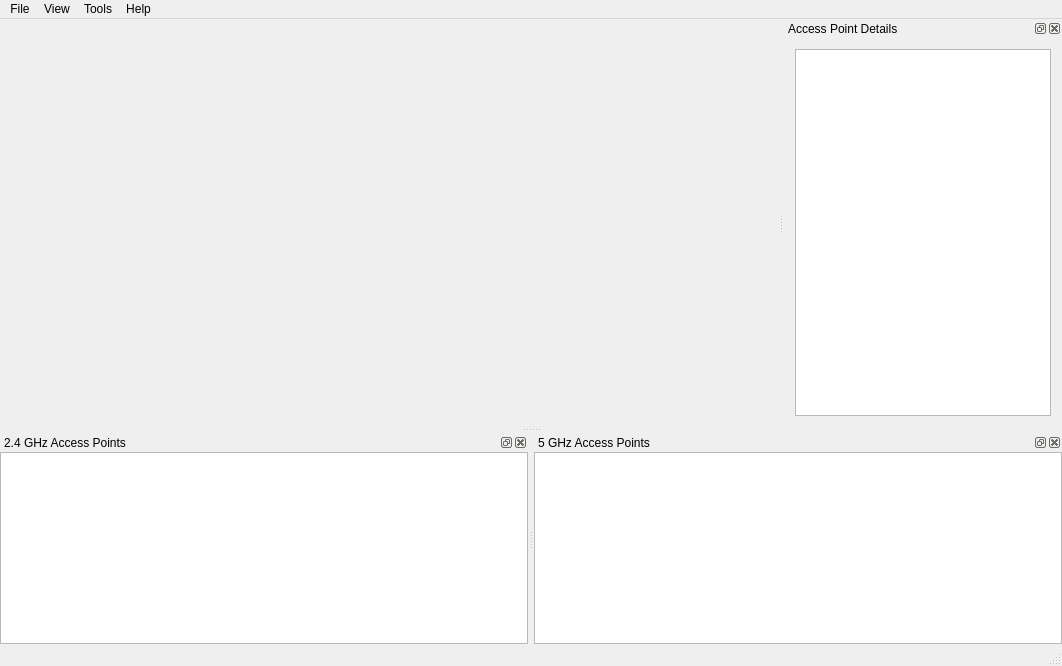
Before: the Qt Designer form kawaii-fi/src/ui/mainwindow.ui in zatchl/kawaii-fi, drawn with Qt 5.
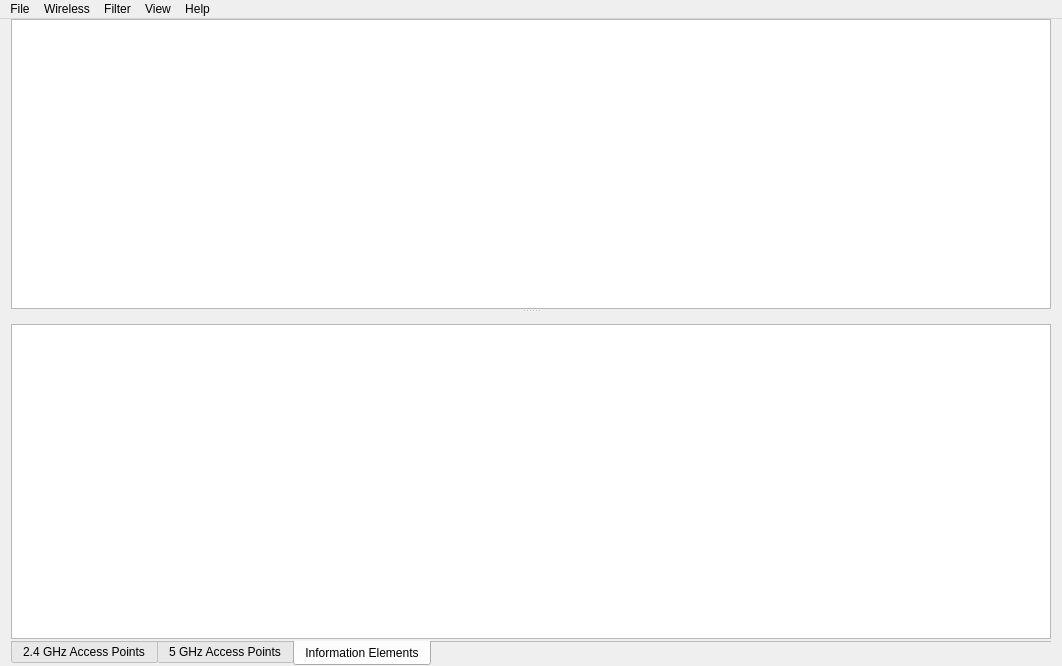
After: the same form once the commit is applied. The open tabs and pages were chosen to show the change. Custom widgets are drawn as their Qt base class.

Commit message: Place charts and tree view in a QTabWidget

The edit to the form file:
```diff
--- a/kawaii-fi/src/ui/mainwindow.ui
+++ b/kawaii-fi/src/ui/mainwindow.ui
@@ -16,7 +16,109 @@
   <property name="documentMode">
    <bool>false</bool>
   </property>
-  <widget class="QWidget" name="centralWidget"/>
+  <widget class="QWidget" name="centralWidget">
+   <layout class="QVBoxLayout" name="verticalLayout_3">
+    <property name="topMargin">
+     <number>0</number>
+    </property>
+    <property name="bottomMargin">
+     <number>0</number>
+    </property>
+    <item>
+     <widget class="QSplitter" name="splitter">
+      <property name="orientation">
+       <enum>Qt::Vertical</enum>
+      </property>
+      <widget class="AccessPointTableView" name="ap_table_view">
+       <property name="sortingEnabled">
+        <bool>true</bool>
+       </property>
+       <attribute name="horizontalHeaderHighlightSections">
+        <bool>false</bool>
+       </attribute>
+       <attribute name="horizontalHeaderStretchLastSection">
+        <bool>true</bool>
+       </attribute>
+       <attribute name="verticalHeaderHighlightSections">
+        <bool>false</bool>
+       </attribute>
+      </widget>
+      <widget class="QTabWidget" name="tabWidget">
+       <property name="tabPosition">
+        <enum>QTabWidget::South</enum>
+       </property>
+       <property name="currentIndex">
+        <number>0</number>
+       </property>
+       <property name="documentMode">
+        <bool>true</bool>
+       </property>
+       <widget class="QWidget" name="two_four_ghz_chart_tab">
+        <attribute name="title">
+         <string>2.4 GHz Access Points</string>
+        </attribute>
+        <layout class="QVBoxLayout" name="verticalLayout">
+         <property name="leftMargin">
+          <number>0</number>
+         </property>
+         <property name="rightMargin">
+          <number>0</number>
+         </property>
+         <property name="bottomMargin">
+          <number>1</number>
+         </property>
+         <item>
+          <widget class="QChartView" name="two_four_ghz_chart_view"/>
+         </item>
+        </layout>
+       </widget>
+       <widget class="QWidget" name="five_ghz_chart_tab">
+        <attribute name="title">
+         <string>5 GHz Access Points</string>
+        </attribute>
+        <layout class="QVBoxLayout" name="verticalLayout_2">
+         <property name="leftMargin">
+          <number>0</number>
+         </property>
+         <property name="rightMargin">
+          <number>0</number>
+         </property>
+         <property name="bottomMargin">
+          <number>1</number>
+         </property>
+         <item>
+          <widget class="QChartView" name="five_ghz_chart_view"/>
+         </item>
+        </layout>
+       </widget>
+       <widget class="QWidget" name="ie_tab">
+        <attribute name="title">
+         <string>Information Elements</string>
+        </attribute>
+        <layout class="QVBoxLayout" name="verticalLayout_4">
+         <property name="leftMargin">
+          <number>0</number>
+         </property>
+         <property name="rightMargin">
+          <number>0</number>
+         </property>
+         <property name="bottomMargin">
+          <number>1</number>
+         </property>
+         <item>
+          <widget class="AccessPointDetailTreeView" name="ie_tree_view">
+           <property name="sortingEnabled">
+            <bool>true</bool>
+           </property>
+          </widget>
+         </item>
+        </layout>
+       </widget>
+      </widget>
+     </widget>
+    </item>
+   </layout>
+  </widget>
   <widget class="QMenuBar" name="menuBar">
    <property name="geometry">
     <rect>
@@ -26,110 +128,56 @@
      <height>30</height>
     </rect>
    </property>
-   <widget class="QMenu" name="menuFile">
+   <widget class="QMenu" name="file_menu">
     <property name="title">
      <string>File</string>
     </property>
    </widget>
-   <widget class="QMenu" name="menuHelp">
+   <widget class="QMenu" name="filter_menu">
+    <property name="title">
+     <string>Filter</string>
+    </property>
+   </widget>
+   <widget class="QMenu" name="help_menu">
     <property name="title">
      <string>Help</string>
     </property>
    </widget>
-   <widget class="QMenu" name="menuView">
+   <widget class="QMenu" name="view_menu">
     <property name="title">
      <string>View</string>
     </property>
    </widget>
-   <widget class="QMenu" name="menuTools">
+   <widget class="QMenu" name="wireless_menu">
     <property name="title">
-     <string>Tools</string>
+     <string>Wireless</string>
     </property>
-   </widget>
-   <addaction name="menuFile"/>
-   <addaction name="menuView"/>
-   <addaction name="menuTools"/>
-   <addaction name="menuHelp"/>
-  </widget>
-  <widget class="QStatusBar" name="statusBar"/>
-  <widget class="QDockWidget" name="two_four_ghz_chart_dock">
-   <property name="allowedAreas">
-    <set>Qt::BottomDockWidgetArea|Qt::TopDockWidgetArea</set>
-   </property>
-   <property name="windowTitle">
-    <string>2.4 GHz Access Points</string>
-   </property>
-   <attribute name="dockWidgetArea">
-    <number>8</number>
-   </attribute>
-   <widget class="QWidget" name="two_four_ghz_chart_dock_contents">
-    <layout class="QVBoxLayout" name="verticalLayout">
-     <property name="leftMargin">
-      <number>0</number>
+    <widget class="QMenu" name="interface_menu">
+     <property name="title">
+      <string>Interface</string>
      </property>
-     <property name="topMargin">
-      <number>0</number>
-     </property>
-     <property name="rightMargin">
-      <number>0</number>
-     </property>
-     <property name="bottomMargin">
-      <number>0</number>
-     </property>
-     <item>
-      <widget class="QChartView" name="two_four_ghz_chart_view"/>
-     </item>
-    </layout>
+    </widget>
+    <addaction name="pause_action"/>
+    <addaction name="resume_action"/>
+    <addaction name="separator"/>
+    <addaction name="interface_menu"/>
    </widget>
+   <addaction name="file_menu"/>
+   <addaction name="wireless_menu"/>
+   <addaction name="filter_menu"/>
+   <addaction name="view_menu"/>
+   <addaction name="help_menu"/>
   </widget>
-  <widget class="QDockWidget" name="five_ghz_chart_dock">
-   <property name="allowedAreas">
-    <set>Qt::BottomDockWidgetArea|Qt::TopDockWidgetArea</set>
+  <action name="pause_action">
+   <property name="text">
+    <string>Pause Scanning</string>
    </property>
-   <property name="windowTitle">
-    <string>5 GHz Access Points</string>
+  </action>
+  <action name="resume_action">
+   <property name="text">
+    <string>Resume Scanning</string>
    </property>
-   <attribute name="dockWidgetArea">
-    <number>8</number>
-   </attribute>
-   <widget class="QWidget" name="five_ghz_chart_dock_contents">
-    <layout class="QVBoxLayout" name="verticalLayout_2">
-     <property name="leftMargin">
-      <number>0</number>
-     </property>
-     <property name="topMargin">
-      <number>0</number>
-     </property>
-     <property name="rightMargin">
-      <number>0</number>
-     </property>
-     <property name="bottomMargin">
-      <number>0</number>
-     </property>
-     <item>
-      <widget class="QChartView" name="five_ghz_chart_view"/>
-     </item>
-    </layout>
-   </widget>
-  </widget>
-  <widget class="QDockWidget" name="ap_details_dock">
-   <property name="features">
-    <set>QDockWidget::AllDockWidgetFeatures</set>
-   </property>
-   <property name="windowTitle">
-    <string>Access Point Details</string>
-   </property>
-   <attribute name="dockWidgetArea">
-    <number>2</number>
-   </attribute>
-   <widget class="QWidget" name="ap_details_dock_contents">
-    <layout class="QVBoxLayout" name="verticalLayout_4">
-     <item>
-      <widget class="QTreeView" name="ap_details_tree_view"/>
-     </item>
-    </layout>
-   </widget>
-  </widget>
+  </action>
  </widget>
  <layoutdefault spacing="6" margin="11"/>
  <customwidgets>
@@ -138,6 +186,16 @@
    <extends>QGraphicsView</extends>
    <header>QtCharts</header>
   </customwidget>
+  <customwidget>
+   <class>AccessPointTableView</class>
+   <extends>QTableView</extends>
+   <header>ui/access_point_table.h</header>
+  </customwidget>
+  <customwidget>
+   <class>AccessPointDetailTreeView</class>
+   <extends>QTreeView</extends>
+   <header>ui/access_point_detail_tree.h</header>
+  </customwidget>
  </customwidgets>
  <resources/>
  <connections/>
```
The commit also changes 2 other files.
